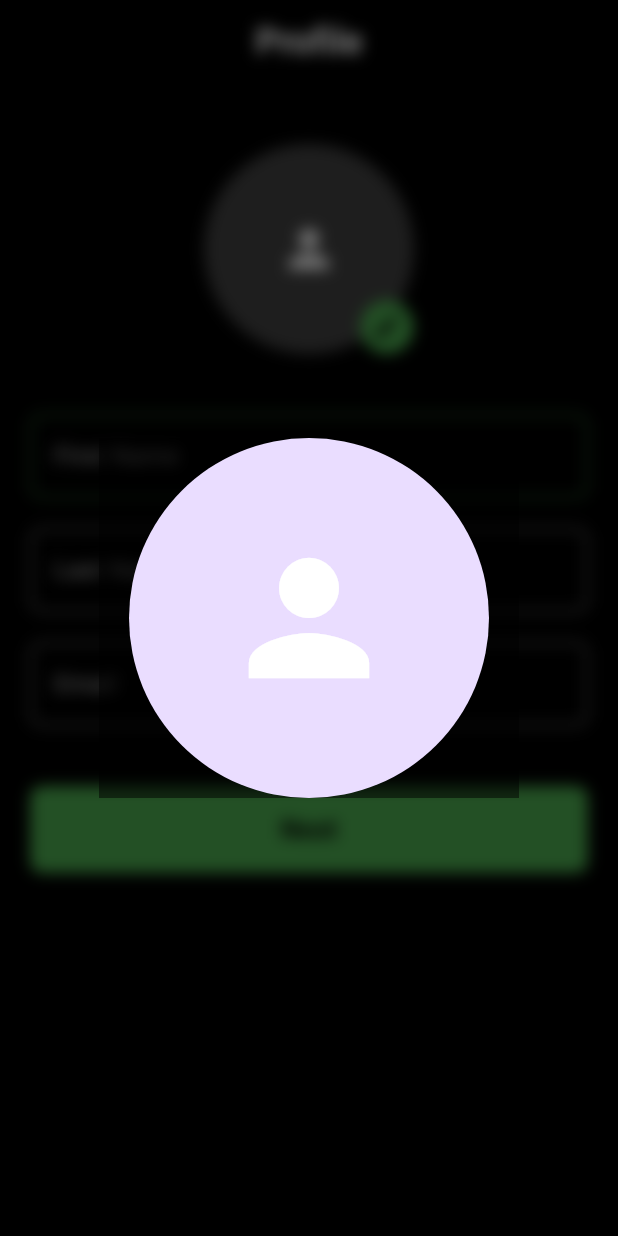
After one commit to Aarush-Ranaut/Fitsync, a Flutter app: the ProfileScreen screen opened directly, after a tap on the "person" icon, on a phone screen of 412 x 824 dp. The commit adds this screen. Run offline on Flutter 3.47's test engine with Material 3 defaults, Android fonts, the phone set to English and light mode, and no system bars; our stand-ins replace firebase_auth, firebase_core, google_sign_in, image_picker; accounts and stored records are empty.

Commit message:
profile_screen

```diff
--- a/lib/auth/signin.dart
+++ b/lib/auth/signin.dart
@@ -2,6 +2,7 @@ import 'package:fitsync_app/widgets/home_screen.dart';
 import 'package:flutter/material.dart';
 import 'auth_service.dart';
 import 'signup.dart';
+import 'package:fitsync_app/widgets/user_info/profile_screen.dart';
 
 class SigninScreen extends StatelessWidget {
   final TextEditingController emailController = TextEditingController();
@@ -9,15 +10,14 @@ class SigninScreen extends StatelessWidget {
 
   Future<void> signIn(BuildContext context) async {
     try {
-      final user = await AuthService()
-          .loginUserWithEmailAndPassword(
-            emailController.text.trim(),
-            passwordController.text.trim(),
-          );
+      final user = await AuthService().loginUserWithEmailAndPassword(
+        emailController.text.trim(),
+        passwordController.text.trim(),
+      );
       if (user != null) {
         Navigator.pushReplacement(
           context,
-          MaterialPageRoute(builder: (context) => const HomeScreen()),
+          MaterialPageRoute(builder: (context) => const ProfileScreen()),
         );
       }
     } catch (e) {
@@ -31,7 +31,7 @@ class SigninScreen extends StatelessWidget {
       if (user != null) {
         Navigator.pushReplacement(
           context,
-          MaterialPageRoute(builder: (context) => const HomeScreen()),
+          MaterialPageRoute(builder: (context) => const ProfileScreen()),
         );
       }
     } catch (e) {
@@ -133,7 +133,8 @@ class SigninScreen extends StatelessWidget {
                       // Navigate to sign-up screen
                       Navigator.push(
                         context,
-                        MaterialPageRoute(builder: (context) => const SignupScreen()),
+                        MaterialPageRoute(
+                            builder: (context) => const SignupScreen()),
                       );
                     },
                     child: const Text(
--- /dev/null
+++ b/lib/widgets/user_info/profile_screen.dart
@@ -0,0 +1,243 @@
+import 'dart:io';
+import 'package:flutter/material.dart';
+import 'package:image_picker/image_picker.dart';
+import 'dart:ui';
+
+class ProfileScreen extends StatefulWidget {
+  const ProfileScreen({Key? key}) : super(key: key);
+
+  @override
+  _ProfileScreenState createState() => _ProfileScreenState();
+}
+
+class _ProfileScreenState extends State<ProfileScreen> {
+  File? _profileImage;
+  final ImagePicker _picker = ImagePicker();
+
+  Future<void> _pickImage(ImageSource source) async {
+    final XFile? pickedFile = await _picker.pickImage(source: source);
+
+    if (pickedFile != null) {
+      setState(() {
+        _profileImage = File(pickedFile.path);
+      });
+    }
+  }
+
+  void _showImageInFullScreen() {
+    showDialog(
+      context: context,
+      barrierDismissible: true, // Allows dismissing when tapping outside
+      builder: (context) => Dialog(
+        backgroundColor: Colors.transparent,
+        child: Stack(
+          alignment: Alignment.center,
+          children: [
+            // Background blur effect
+            Positioned.fill(
+              child: BackdropFilter(
+                filter: ImageFilter.blur(sigmaX: 5.0, sigmaY: 5.0),
+                child: Container(
+                  color: Colors.black.withOpacity(0.5),
+                ),
+              ),
+            ),
+            // Fullscreen profile image
+            GestureDetector(
+              onTap: () {
+                Navigator.of(context).pop();
+              },
+              child: CircleAvatar(
+                radius: 120,
+                backgroundImage: _profileImage != null
+                    ? FileImage(_profileImage!)
+                    : null,
+                child: _profileImage == null
+                    ? const Icon(
+                        Icons.person,
+                        size: 120,
+                        color: Colors.white,
+                      )
+                    : null,
+              ),
+            ),
+          ],
+        ),
+      ),
+    );
+  }
+
+  @override
+  Widget build(BuildContext context) {
+    return Scaffold(
+      backgroundColor: Colors.black,
+      appBar: AppBar(
+        backgroundColor: Colors.black,
+        elevation: 0,
+        centerTitle: true,
+        title: const Text(
+          "Profile",
+          style: TextStyle(
+            fontSize: 24,
+            fontWeight: FontWeight.bold,
+            color: Colors.white,
+          ),
+        ),
+      ),
+      resizeToAvoidBottomInset: false, // Prevents resizing when the keyboard appears
+      body: SafeArea(
+        child: SingleChildScrollView(
+          child: Padding(
+            padding: const EdgeInsets.symmetric(horizontal: 20.0),
+            child: Column(
+              crossAxisAlignment: CrossAxisAlignment.center,
+              children: [
+                const SizedBox(height: 40),
+                Stack(
+                  alignment: Alignment.center,
+                  children: [
+                    GestureDetector(
+                      onTap: _showImageInFullScreen,
+                      child: CircleAvatar(
+                        radius: 70,
+                        backgroundColor: Colors.grey[800],
+                        backgroundImage: _profileImage != null
+                            ? FileImage(_profileImage!)
+                            : null,
+                        child: _profileImage == null
+                            ? const Icon(
+                                Icons.person,
+                                size: 40,
+                                color: Colors.white,
+                              )
+                            : null,
+                      ),
+                    ),
+                    Positioned(
+                      bottom: 0,
+                      right: 0,
+                      child: GestureDetector(
+                        onTap: () {
+                          showModalBottomSheet(
+                            context: context,
+                            builder: (context) => BottomSheet(
+                              onClosing: () {},
+                              builder: (context) => Column(
+                                mainAxisSize: MainAxisSize.min,
+                                children: [
+                                  ListTile(
+                                    leading: const Icon(Icons.photo),
+                                    title: const Text("Gallery"),
+                                    onTap: () {
+                                      Navigator.of(context).pop();
+                                      _pickImage(ImageSource.gallery);
+                                    },
+                                  ),
+                                  ListTile(
+                                    leading: const Icon(Icons.camera),
+                                    title: const Text("Camera"),
+                                    onTap: () {
+                                      Navigator.of(context).pop();
+                                      _pickImage(ImageSource.camera);
+                                    },
+                                  ),
+                                ],
+                              ),
+                            ),
+                          );
+                        },
+                        child: CircleAvatar(
+                          radius: 18,
+                          backgroundColor: Colors.green,
+                          child: const Icon(
+                            Icons.edit,
+                            size: 20,
+                            color: Colors.black,
+                          ),
+                        ),
+                      ),
+                    ),
+                  ],
+                ),
+                const SizedBox(height: 40),
+                TextField(
+                  decoration: InputDecoration(
+                    labelText: 'First Name',
+                    labelStyle: const TextStyle(color: Colors.white70),
+                    enabledBorder: OutlineInputBorder(
+                      borderRadius: BorderRadius.circular(8),
+                      borderSide: const BorderSide(color: Colors.green),
+                    ),
+                    focusedBorder: OutlineInputBorder(
+                      borderRadius: BorderRadius.circular(8),
+                      borderSide: const BorderSide(color: Colors.green),
+                    ),
+                  ),
+                  style: const TextStyle(color: Colors.white),
+                ),
+                const SizedBox(height: 20),
+                TextField(
+                  decoration: InputDecoration(
+                    labelText: 'Last Name',
+                    labelStyle: const TextStyle(color: Colors.white70),
+                    enabledBorder: OutlineInputBorder(
+                      borderRadius: BorderRadius.circular(8),
+                      borderSide: const BorderSide(color: Colors.white70),
+                    ),
+                    focusedBorder: OutlineInputBorder(
+                      borderRadius: BorderRadius.circular(8),
+                      borderSide: const BorderSide(color: Colors.green),
+                    ),
+                  ),
+                  style: const TextStyle(color: Colors.white),
+                ),
+                const SizedBox(height: 20),
+                TextField(
+                  decoration: InputDecoration(
+                    labelText: 'Email',
+                    labelStyle: const TextStyle(color: Colors.white70),
+                    enabledBorder: OutlineInputBorder(
+                      borderRadius: BorderRadius.circular(8),
+                      borderSide: const BorderSide(color: Colors.white70),
+                    ),
+                    focusedBorder: OutlineInputBorder(
+                      borderRadius: BorderRadius.circular(8),
+                      borderSide: const BorderSide(color: Colors.green),
+                    ),
+                  ),
+                  style: const TextStyle(color: Colors.white),
+                ),
+                const SizedBox(height: 40),
+                SizedBox(
+                  width: double.infinity,
+                  child: ElevatedButton(
+                    onPressed: () {
+                      ScaffoldMessenger.of(context).showSnackBar(
+                        const SnackBar(content: Text("Next button pressed")),
+                      );
+                    },
+                    style: ElevatedButton.styleFrom(
+                      backgroundColor: Colors.green,
+                      padding: const EdgeInsets.symmetric(vertical: 16),
+                      shape: RoundedRectangleBorder(
+                        borderRadius: BorderRadius.circular(8),
+                      ),
+                    ),
+                    child: const Text(
+                      "Next",
+                      style: TextStyle(
+                        fontSize: 18,
+                        color: Colors.black,
+                        fontWeight: FontWeight.bold,
+                      ),
+                    ),
+                  ),
+                ),
+              ],
+            ),
+          ),
+        ),
+      ),
+    );
+  }
+}
--- a/pubspec.yaml
+++ b/pubspec.yaml
@@ -40,6 +40,7 @@ dependencies:
   firebase_core: ^3.10.1
   firebase_auth: ^5.4.1
   google_sign_in: ^6.2.1
+  image_picker: ^0.8.7+5
 
   # The following adds the Cupertino Icons font to your application.
   # Use with the CupertinoIcons class for iOS style icons.
```
Also changed, not shown: pubspec.lock, 5 other files.
